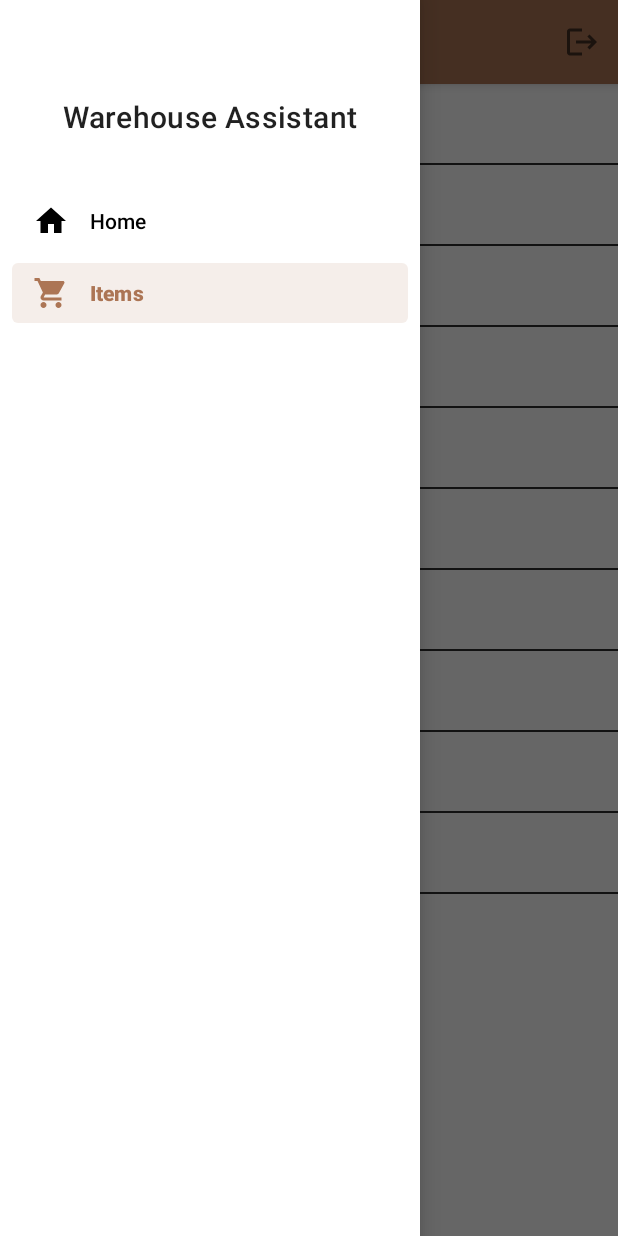
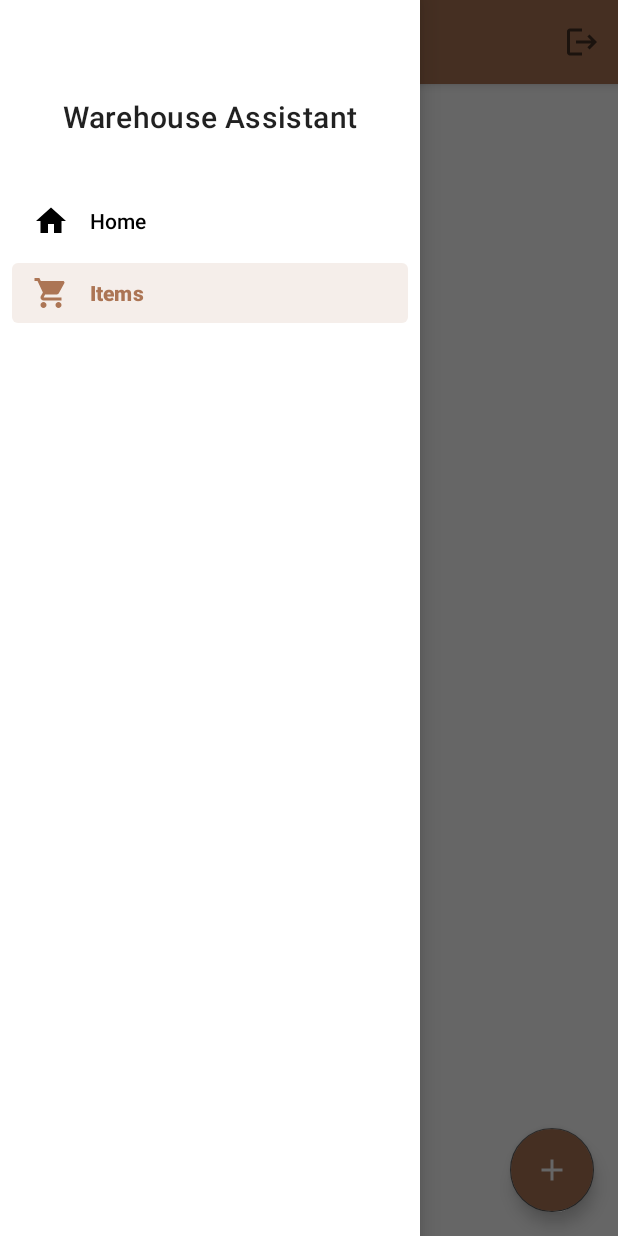
Before and after one commit to Sokols/WarehouseAssistant_AndroidApp, an Android app: the ItemsFragment screen opened through its navigation route, with the side drawer open, on a phone screen of 412 x 824 dp. Run offline under Robolectric (Android 15) with nearby library versions, the phone set to English and light mode, and no system bars; our stand-ins replace Dagger/Hilt's generated code, Firebase (no records; nobody signed in at launch, a user with empty details on screens opened directly), data binding, navigation-ui.

Commit message:
Added items list with Firebase DB

```diff
--- a/app/src/main/java/pl/sokols/warehouseassistant/data/models/Item.kt
+++ b/app/src/main/java/pl/sokols/warehouseassistant/data/models/Item.kt
@@ -1,11 +1,14 @@
 package pl.sokols.warehouseassistant.data.models
 
+import com.google.firebase.auth.FirebaseAuth
+import com.google.firebase.database.Exclude
+
 data class Item(
-    var id: Int,
-    var name: String,
-    var price: Float
+    var userId: String = FirebaseAuth.getInstance().currentUser?.uid ?: "",
+    var name: String = "",
+    var price: Float = 0.0f
 ) {
-    override fun toString(): String {
-        return "$id - $name"
-    }
+
+    @get:Exclude
+    var id: String = ""
 }
--- a/app/src/main/java/pl/sokols/warehouseassistant/data/repositories/ItemRepository.kt
+++ b/app/src/main/java/pl/sokols/warehouseassistant/data/repositories/ItemRepository.kt
@@ -1,23 +1,54 @@
 package pl.sokols.warehouseassistant.data.repositories
 
+import androidx.lifecycle.MutableLiveData
+import com.google.firebase.auth.FirebaseAuth
+import com.google.firebase.database.*
+import com.google.firebase.database.ktx.database
+import com.google.firebase.ktx.Firebase
 import pl.sokols.warehouseassistant.data.models.Item
+import java.util.*
 import javax.inject.Inject
 import javax.inject.Singleton
 
 @Singleton
 class ItemRepository @Inject constructor() {
 
-    // TODO: Mockup.
-    fun getItems() = listOf(
-        Item(id = 1, name = "Test #1", price = 1.5f),
-        Item(id = 2, name = "Test #2", price = 10.5f),
-        Item(id = 3, name = "Test #3", price = 100.5f),
-        Item(id = 4, name = "Test #4", price = 1000.5f),
-        Item(id = 5, name = "Test #5", price = 10000.5f),
-        Item(id = 6, name = "Test #6", price = 1.5f),
-        Item(id = 7, name = "Test #7", price = 10.5f),
-        Item(id = 8, name = "Test #8", price = 100.5f),
-        Item(id = 9, name = "Test #9", price = 1000.5f),
-        Item(id = 10, name = "Test #10", price = 10000.5f)
-    )
+    private var items: MutableLiveData<List<Item>> = MutableLiveData()
+    private var database: DatabaseReference =
+        FirebaseDatabase.getInstance("https://warehouseassistant-default-rtdb.europe-west1.firebasedatabase.app").reference
+    private var itemsTable: DatabaseReference = database.child("items")
+
+    init {
+        setItemsListener()
+    }
+
+    fun getItems(): MutableLiveData<List<Item>> {
+        setItemsListener()
+        return items
+    }
+
+    fun addItem(item: Item) {
+        itemsTable.push().setValue(item)
+    }
+
+    private fun setItemsListener() {
+        itemsTable.addValueEventListener(object : ValueEventListener {
+            override fun onDataChange(snapshot: DataSnapshot) {
+                val list = mutableListOf<Item>()
+                for (dataSnapshot in snapshot.children) {
+                    dataSnapshot.getValue(Item::class.java)?.let { item ->
+                        if (item.userId == FirebaseAuth.getInstance().currentUser?.uid) {
+                            item.id = dataSnapshot.key.toString()
+                            list.add(item)
+                        }
+                    }
+                }
+                items.postValue(list)
+            }
+
+            override fun onCancelled(error: DatabaseError) {
+                // Unused method
+            }
+        })
+    }
 }
--- a/app/src/main/java/pl/sokols/warehouseassistant/ui/main/items/ItemsFragment.kt
+++ b/app/src/main/java/pl/sokols/warehouseassistant/ui/main/items/ItemsFragment.kt
@@ -4,11 +4,16 @@ import android.os.Bundle
 import android.view.LayoutInflater
 import android.view.View
 import android.view.ViewGroup
+import androidx.core.content.res.ResourcesCompat
 import androidx.fragment.app.Fragment
 import androidx.fragment.app.viewModels
 import dagger.hilt.android.AndroidEntryPoint
+import pl.sokols.warehouseassistant.R
+import pl.sokols.warehouseassistant.data.models.Item
 import pl.sokols.warehouseassistant.databinding.ItemsFragmentBinding
 import pl.sokols.warehouseassistant.ui.main.items.adapters.ItemListAdapter
+import pl.sokols.warehouseassistant.utils.DividerItemDecorator
+import pl.sokols.warehouseassistant.utils.OnItemClickListener
 
 @AndroidEntryPoint
 class ItemsFragment : Fragment() {
@@ -22,13 +27,42 @@ class ItemsFragment : Fragment() {
         savedInstanceState: Bundle?
     ): View {
         binding = ItemsFragmentBinding.inflate(inflater, container, false)
-        recyclerViewAdapter = ItemListAdapter()
-        binding.itemsRecyclerView.adapter = recyclerViewAdapter
-        initObservers()
+        setComponents()
+        setListeners()
         return binding.root
     }
 
-    private fun initObservers() {
-        recyclerViewAdapter.submitList(viewModel.getItems())
+    private fun setComponents() {
+        recyclerViewAdapter = ItemListAdapter()
+        viewModel.getItems().observe(viewLifecycleOwner, { list ->
+            recyclerViewAdapter.submitList(list)
+        })
+        binding.itemsRecyclerView.adapter = recyclerViewAdapter
+        binding.itemsRecyclerView.addItemDecoration(
+            DividerItemDecorator(
+                ResourcesCompat.getDrawable(
+                    resources,
+                    R.drawable.divider,
+                    null
+                )!!
+            )
+        )
+    }
+
+    private fun setListeners() {
+        binding.addItemButton.setOnClickListener {
+            addEditItem(null, object : OnItemClickListener {
+                override fun onItemClickListener(item: Any) {
+                    viewModel.addItem(item as Item)
+                }
+            })
+        }
+    }
+
+    private fun addEditItem(item: Item?, listener: OnItemClickListener) {
+        ItemAddEditDialog(item, listener).show(
+            requireFragmentManager(),
+            getString(R.string.provide_item_dialog)
+        )
     }
 }
--- a/app/src/main/java/pl/sokols/warehouseassistant/ui/main/items/ItemsViewModel.kt
+++ b/app/src/main/java/pl/sokols/warehouseassistant/ui/main/items/ItemsViewModel.kt
@@ -1,7 +1,9 @@
 package pl.sokols.warehouseassistant.ui.main.items
 
+import androidx.lifecycle.MutableLiveData
 import androidx.lifecycle.ViewModel
 import dagger.hilt.android.lifecycle.HiltViewModel
+import pl.sokols.warehouseassistant.data.models.Item
 import pl.sokols.warehouseassistant.data.repositories.ItemRepository
 import javax.inject.Inject
 
@@ -10,5 +12,7 @@ class ItemsViewModel @Inject constructor(
     private val itemRepository: ItemRepository
 ) : ViewModel() {
 
-    fun getItems() = itemRepository.getItems()
+    fun getItems(): MutableLiveData<List<Item>> = itemRepository.getItems()
+
+    fun addItem(item: Item) = itemRepository.addItem(item)
 }
--- /dev/null
+++ b/app/src/main/java/pl/sokols/warehouseassistant/utils/DividerItemDecorator.kt
@@ -0,0 +1,31 @@
+package pl.sokols.warehouseassistant.utils
+
+import android.graphics.Canvas
+import android.graphics.drawable.Drawable
+import android.view.View
+import androidx.recyclerview.widget.RecyclerView
+
+/**
+ * Author: Bhuvanesh BS (https://stackoverflow.com/a/46216274/15382251)
+ *
+ * Class created to manage separators in recyclerviews.
+ */
+class DividerItemDecorator(
+    private val mDivider: Drawable
+) : RecyclerView.ItemDecoration() {
+
+    override fun onDrawOver(canvas: Canvas, parent: RecyclerView, state: RecyclerView.State) {
+        val dividerLeft: Int = parent.paddingLeft
+        val dividerRight: Int = parent.width - parent.paddingRight
+
+        val childCount: Int = parent.childCount
+        for (i in 0..childCount - 2) {
+            val child: View = parent.getChildAt(i)
+            val params = child.layoutParams as RecyclerView.LayoutParams
+            val dividerTop = child.bottom + params.bottomMargin
+            val dividerBottom = dividerTop + mDivider.intrinsicHeight
+            mDivider.setBounds(dividerLeft, dividerTop, dividerRight, dividerBottom)
+            mDivider.draw(canvas)
+        }
+    }
+}
--- /dev/null
+++ b/app/src/main/java/pl/sokols/warehouseassistant/utils/OnItemClickListener.kt
@@ -0,0 +1,5 @@
+package pl.sokols.warehouseassistant.utils
+
+interface OnItemClickListener {
+    fun onItemClickListener(item: Any)
+}
--- /dev/null
+++ b/app/src/main/res/drawable/divider.xml
@@ -0,0 +1,8 @@
+<?xml version="1.0" encoding="utf-8"?>
+<shape xmlns:android="http://schemas.android.com/apk/res/android"
+    android:shape="rectangle">
+    <size
+        android:width="1dp"
+        android:height="1dp" />
+    <solid android:color="@color/colorOnPrimary" />
+</shape>
--- /dev/null
+++ b/app/src/main/res/drawable/ic_baseline_add_24.xml
@@ -0,0 +1,10 @@
+<vector xmlns:android="http://schemas.android.com/apk/res/android"
+    android:width="24dp"
+    android:height="24dp"
+    android:viewportWidth="24"
+    android:viewportHeight="24"
+    android:tint="?attr/colorControlNormal">
+  <path
+      android:fillColor="@android:color/white"
+      android:pathData="M19,13h-6v6h-2v-6H5v-2h6V5h2v6h6v2z"/>
+</vector>
--- a/app/src/main/res/layout/items_fragment.xml
+++ b/app/src/main/res/layout/items_fragment.xml
@@ -22,5 +22,21 @@
             app:layout_constraintStart_toStartOf="parent"
             app:layout_constraintTop_toTopOf="parent"
             tools:listitem="@layout/item" />
+
+        <com.google.android.material.floatingactionbutton.FloatingActionButton
+            android:id="@+id/addItemButton"
+            android:layout_width="wrap_content"
+            android:layout_height="wrap_content"
+            android:layout_margin="@dimen/default_padding"
+            android:backgroundTint="?attr/colorPrimary"
+            android:contentDescription="@string/fab_content_desc"
+            app:layout_constraintBottom_toBottomOf="parent"
+            app:layout_constraintEnd_toEndOf="parent"
+            app:layout_constraintHorizontal_bias="1.0"
+            app:layout_constraintStart_toStartOf="parent"
+            app:layout_constraintTop_toTopOf="parent"
+            app:layout_constraintVertical_bias="1.0"
+            app:srcCompat="@drawable/ic_baseline_add_24"
+            app:tint="@color/white" />
     </androidx.constraintlayout.widget.ConstraintLayout>
 </layout>
--- a/app/src/main/res/values/colors.xml
+++ b/app/src/main/res/values/colors.xml
@@ -7,6 +7,7 @@
     <color name="teal_700">#FF018786</color>
     <color name="black">#FF000000</color>
     <color name="white">#FFFFFFFF</color>
+    <color name="red">#FF1100</color>
 
     <color name="colorPrimary">#ac7555</color>
     <color name="colorPrimaryVariant">#755747</color>
```
Also changed, not shown: app/src/main/java/pl/sokols/warehouseassistant/ui/main/items/ItemAddEditDialog.kt (added, +64 -0 lines), app/src/main/res/layout/add_edit_item_dialog.xml (added, +85 -0 lines), app/src/main/res/layout/item.xml (+19 -12 lines), app/src/main/res/layout/login_fragment.xml (+4 -4 lines), app/src/main/res/layout/registry_fragment.xml (+4 -4 lines), app/src/main/res/values/dimens.xml (+3 -7 lines), app/src/main/res/values/strings.xml (+9 -1 lines), app/src/main/res/values/styles.xml (added, +15 -0 lines), 2 other files.
